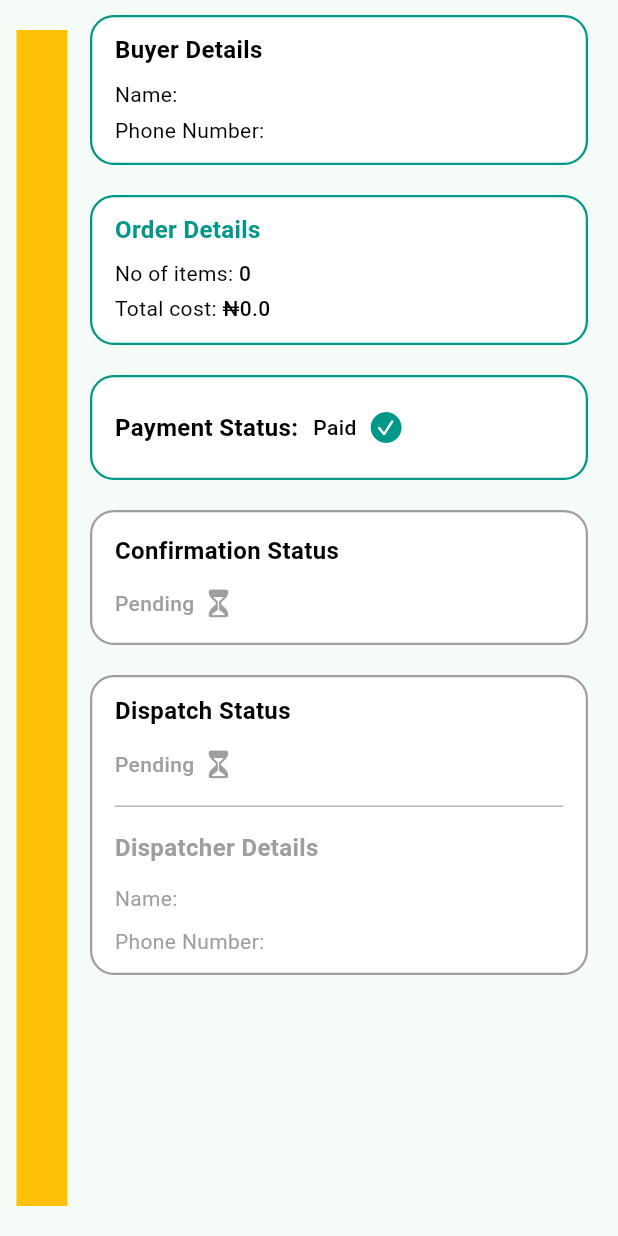
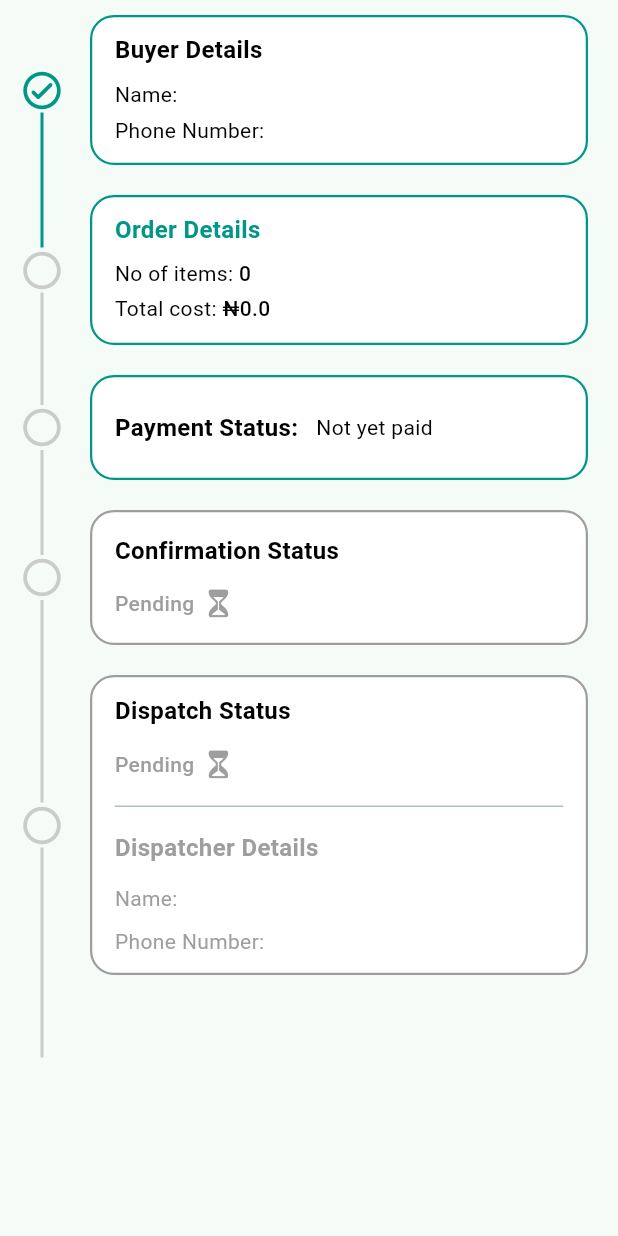
Before and after one commit to Enisco/pharmko, a Flutter app: the ActiveTicketWidget widget shown alone on an empty page, opened directly with empty values, on a phone screen of 412 x 824 dp. Run offline on Flutter 3.47's test engine with Material 3 defaults, Android fonts, the light colour scheme and no system bars; our stand-ins replace dio, firebase_core, firebase_database, fluttertoast, geolocator, get and 2 more; missing offline and left inert: flutter_paystack_max, mqtt_client; accounts and stored records are empty.

Commit message:
milestone ticket

```diff
--- a/lib/views/ticket_view.dart
+++ b/lib/views/ticket_view.dart
@@ -1,3 +1,5 @@
+// ignore_for_file: prefer_is_empty
+
 import 'package:flutter/cupertino.dart';
 import 'package:flutter/material.dart';
 import 'package:pharmko/components/appstyles.dart';
@@ -27,6 +29,7 @@ class _ActiveTicketWidgetState extends State<ActiveTicketWidget> {
       padding: const EdgeInsets.symmetric(horizontal: 5),
       child: Row(
         mainAxisAlignment: MainAxisAlignment.spaceAround,
+        crossAxisAlignment: CrossAxisAlignment.start,
         children: [
           _milestoneCard(widget.ticketData),
           SizedBox(
@@ -50,30 +53,37 @@ class _ActiveTicketWidgetState extends State<ActiveTicketWidget> {
     return Container(
       margin: const EdgeInsets.only(left: 6, top: 20, bottom: 20),
       width: 34,
-      // height: 480,
-      color: Colors.amber,
       child: Column(
         children: [
-          verticalSpacer(size: 40),
-
+          verticalSpacer(size: 25),
+          _milestoneWidget(90, ticket.buyer != null),
+          _milestoneWidget(75, (ticket.medications ?? []).length >= 1),
+          _milestoneWidget(70, ticket.payment?.paid == true),
+          _milestoneWidget(135, ticket.orderConfirmed == true),
+          _milestoneWidget(140, ticket.dispatched == true),
         ],
       ),
     );
   }
 
-  // TODO: Resume with _milestoneWidget widget here
-
-  Widget _milestoneWidget(double length, {bool? showLast}) {
+  Widget _milestoneWidget(double height, bool isFulfilled, {bool? showLast}) {
     return SizedBox(
       child: Column(
         children: [
-          CircleAvatar(
-            radius: 16,
-            backgroundColor: Colors.tealAccent.withOpacity(0.6),
-
+          Icon(
+            isFulfilled
+                ? Icons.check_circle_outline_rounded
+                : Icons.circle_outlined,
+            size: 30,
+            color: isFulfilled ? Colors.teal : Colors.grey.withOpacity(0.5),
+          ),
+          Container(
+            height: height,
+            width: 2,
+            color: isFulfilled ? Colors.teal : Colors.grey.withOpacity(0.5),
           ),
         ],
-      ) ,
+      ),
     );
   }
 
@@ -237,13 +247,17 @@ class _ActiveTicketWidgetState extends State<ActiveTicketWidget> {
             "Payment Status:",
             style: AppStyles.headerStyle(color: Colors.black, fontSize: 16),
           ),
-          horizontalSpacer(size: 10),
-          Text("Paid ", style: AppStyles.regularStyle(fontSize: 14)),
+          horizontalSpacer(size: 8),
+          Text(ticket.payment?.paid == true ? "Paid " : "",
+              style: AppStyles.regularStyle(fontSize: 14)),
           horizontalSpacer(size: 4),
-          const Icon(
-            CupertinoIcons.check_mark_circled_solid,
-            color: Colors.teal,
-          ),
+          ticket.payment?.paid == true
+              ? const Icon(
+                  CupertinoIcons.check_mark_circled_solid,
+                  color: Colors.teal,
+                )
+              : Text("Not yet paid ",
+                  style: AppStyles.lightStyle(fontSize: 14)),
         ],
       ),
     );
```
